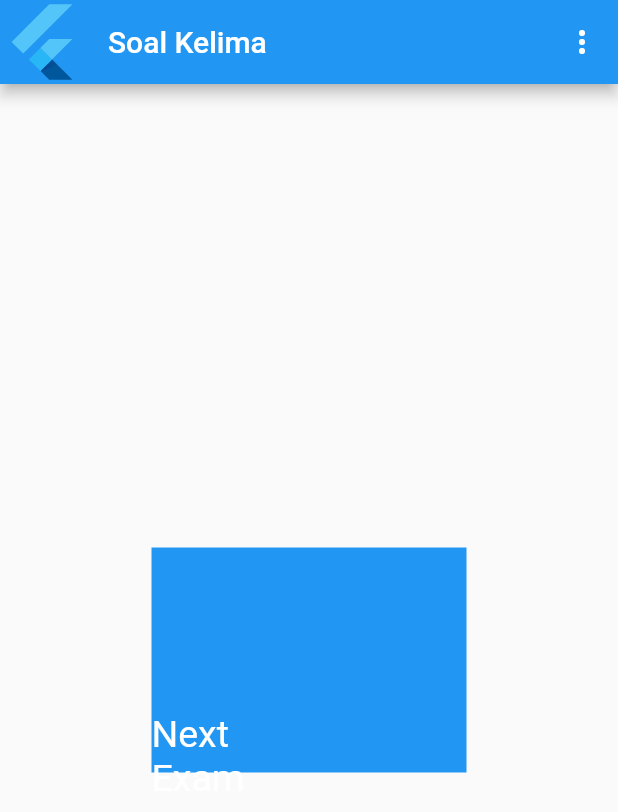
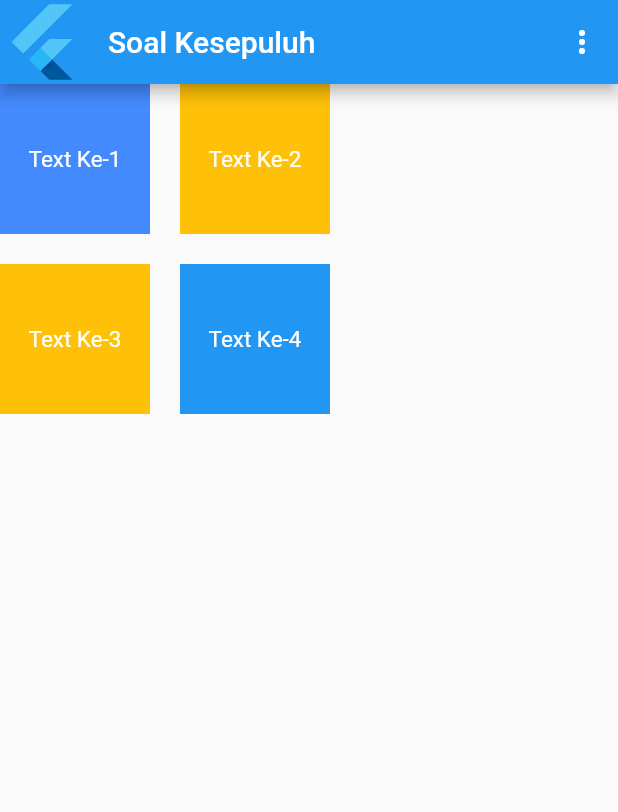
Before and after one commit to angular403/belajar_flutter, a Flutter app: the screen it shows after launch, after a tap on "Exam Bootcamp", on a phone screen of 412 x 824 dp. Shown: the top 812 px of the screen. Run offline on Flutter 3.47's test engine with Material 2 defaults, Android fonts, the phone set to English and light mode, and no system bars.

Commit message:
soal ke-10

```diff
--- /dev/null
+++ b/lib/exam/soal10.dart
@@ -0,0 +1,86 @@
+import 'package:flutter/material.dart';
+
+class SoalKesepuluh extends StatelessWidget {
+  const SoalKesepuluh({Key? key}) : super(key: key);
+
+  @override
+  Widget build(BuildContext context) {
+    return Scaffold(
+      appBar: AppBar(
+        leading: FlutterLogo(),
+        title: Text(
+          "Soal Kesepuluh",
+        ),
+        actions: [
+          IconButton(
+            onPressed: () {},
+            icon: Icon(Icons.more_vert),
+          ),
+        ],
+      ),
+      body: Column(
+        children: [
+          Row(
+            children: [
+              Container(
+                width: 100,
+                height: 100,
+                color: Colors.blueAccent,
+                child: Center(
+                  child: Text(
+                    "Text Ke-1",
+                    style: TextStyle(color: Colors.white, fontSize: 15),
+                  ),
+                ),
+              ),
+              SizedBox(
+                width: 20,
+              ),
+              Container(
+                width: 100,
+                height: 100,
+                color: Colors.amber,
+                child: Center(
+                  child: Text(
+                    "Text Ke-2",
+                    style: TextStyle(color: Colors.white, fontSize: 15),
+                  ),
+                ),
+              ),
+            ],
+          ),
+          SizedBox(
+            height: 20,
+          ),
+          Row(
+            children: [
+              Container(
+                width: 100,
+                height: 100,
+                color: Colors.amber,
+                child: Center(
+                  child: Text(
+                    "Text Ke-3",
+                    style: TextStyle(color: Colors.white, fontSize: 15),
+                  ),
+                ),
+              ),
+              SizedBox(width: 20,),
+              Container(
+                width: 100,
+                height: 100,
+                color: Colors.blue,
+                child: Center(
+                  child: Text(
+                    "Text Ke-4",
+                    style: TextStyle(color: Colors.white, fontSize: 15),
+                  ),
+                ),
+              ),
+            ],
+          )
+        ],
+      ),
+    );
+  }
+}
--- a/lib/exam/soal5.dart
+++ b/lib/exam/soal5.dart
@@ -20,8 +20,8 @@ class SoalKelima extends StatelessWidget {
       ),
       body: Center(
         child: Container(
-          width: 210,
-          height: 150,
+          width: 200,
+          height: 130,
           decoration: BoxDecoration(
             color: Colors.blue,
           ),
@@ -30,9 +30,8 @@ class SoalKelima extends StatelessWidget {
               // crossAxisAlignment: CrossAxisAlignment.start,
               // mainAxisAlignment: MainAxisAlignment.start,
               children: [
-
                 Padding(
-                    padding: const EdgeInsets.only(top: 110, right: 120),
+                  padding: const EdgeInsets.only(top: 90, right: 60),
                   child: Text(
                     "Next Exam",
                     style: TextStyle(
@@ -42,7 +41,8 @@ class SoalKelima extends StatelessWidget {
                   ),
                 ),
               ],
-              )),
+            ),
+          ),
         ),
       ),
     );
--- a/lib/pages/home_page.dart
+++ b/lib/pages/home_page.dart
@@ -1,9 +1,14 @@
 import 'package:flutter/material.dart';
 import 'package:latihan_week3/exam/soal1.dart';
+import 'package:latihan_week3/exam/soal10.dart';
 import 'package:latihan_week3/exam/soal2.dart';
 import 'package:latihan_week3/exam/soal3.dart';
 import 'package:latihan_week3/exam/soal4.dart';
 import 'package:latihan_week3/exam/soal5.dart';
+import 'package:latihan_week3/exam/soal6.dart';
+import 'package:latihan_week3/exam/soal7.dart';
+import 'package:latihan_week3/exam/soal8.dart';
+import 'package:latihan_week3/exam/soal9.dart';
 import 'package:latihan_week3/pages/extract_widget.dart';
 import 'package:latihan_week3/pages/latihan_builder.dart';
 // import 'package:latihan_week3/pages/latihan_extract.dart';
@@ -87,7 +92,7 @@ class HomePage extends StatelessWidget {
               onPressed: () {
                 Navigator.of(context).pushReplacement(
                   MaterialPageRoute(
-                    builder: (context) => SoalKelima(),
+                    builder: (context) => SoalKesepuluh(),
                   ),
                 );
               },
```
Also changed, not shown: lib/exam/soal6.dart (added, +53 -0 lines), lib/exam/soal7.dart (added, +52 -0 lines), lib/exam/soal8.dart (added, +54 -0 lines), lib/exam/soal9.dart (added, +51 -0 lines). Lines whose indentation alone changed are shown as unchanged.
